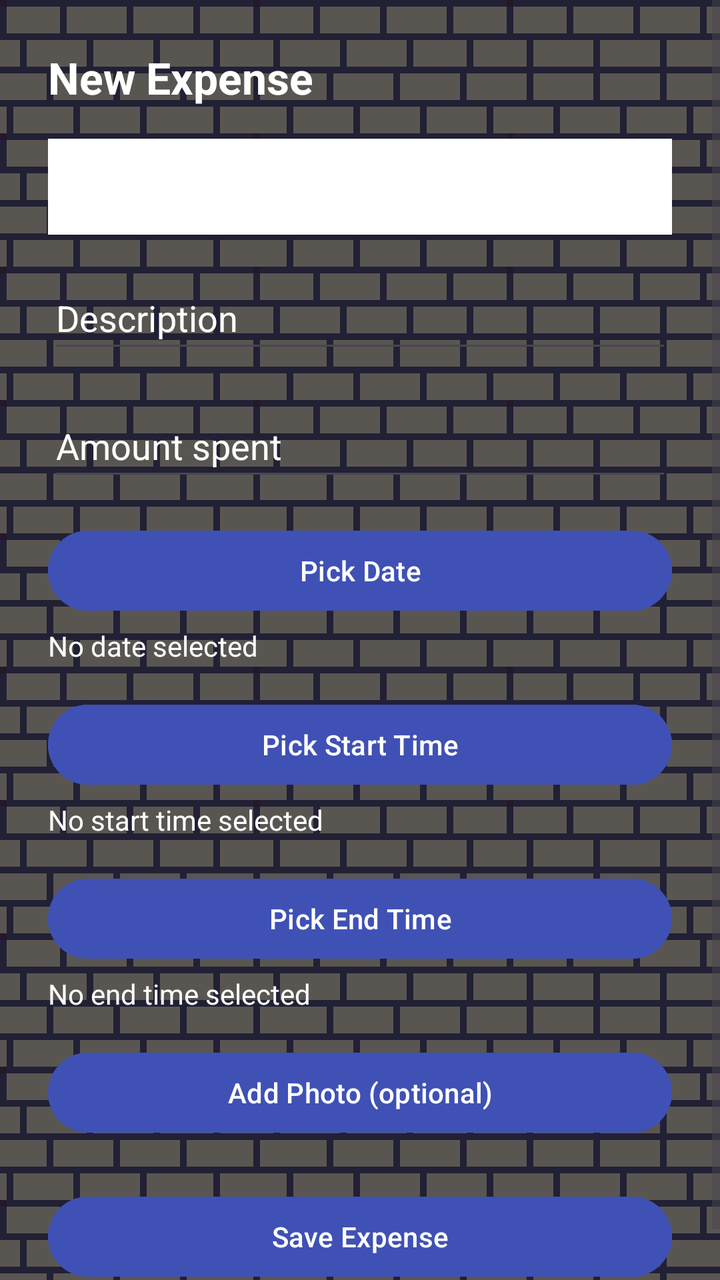
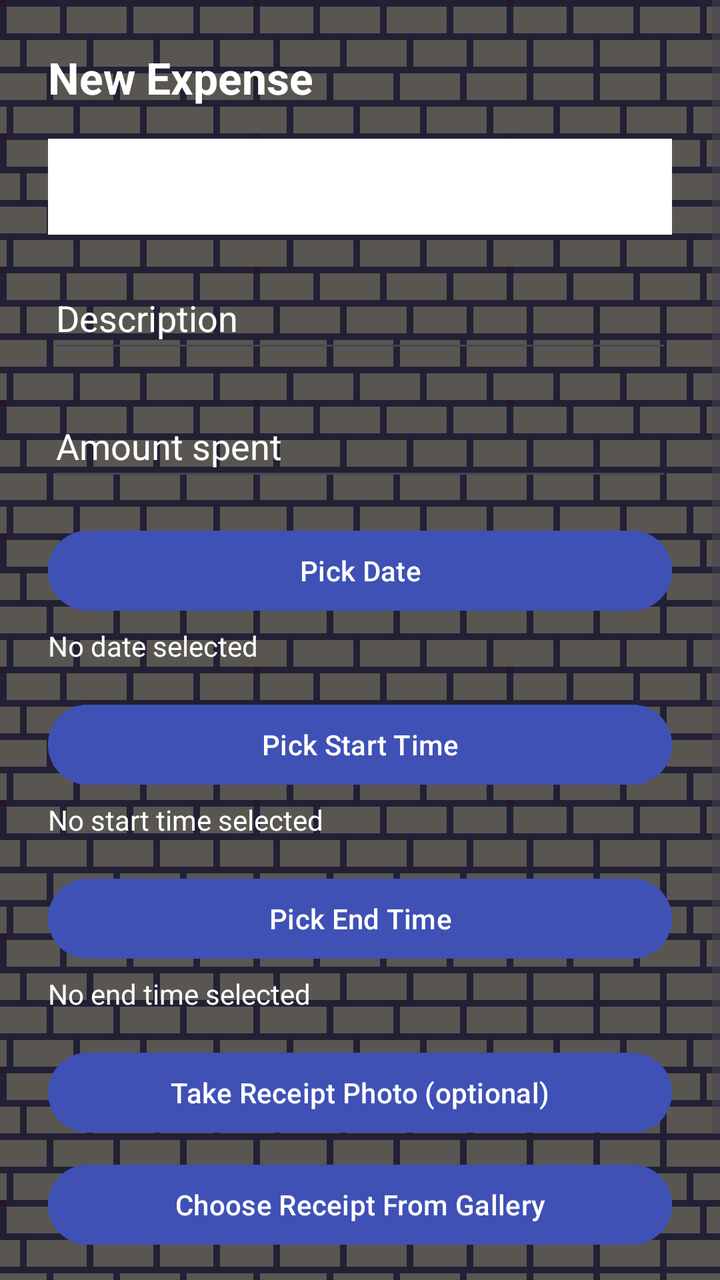

Compare the two renders of this Android layout. The source of the first and the diff that turns it into the second are given below.
<!-- AndroidManifest.xml: application theme Theme.WardensVault -->
<!-- res/layout/activity_create_expense.xml -->
<?xml version="1.0" encoding="utf-8"?>
<ScrollView xmlns:android="http://schemas.android.com/apk/res/android"
    xmlns:tools="http://schemas.android.com/tools"
    android:id="@+id/main"
    android:layout_width="match_parent"
    android:layout_height="match_parent"
    android:background="@drawable/ic_wall"
    tools:context=".CreateExpenseActivity">

    <LinearLayout
        android:layout_width="match_parent"
        android:layout_height="wrap_content"
        android:orientation="vertical"
        android:padding="24dp">

        <TextView
            android:layout_width="wrap_content"
            android:layout_height="wrap_content"
            android:text="New Expense"
            android:textColor="#FFFFFF"
            android:textSize="22sp"
            android:textStyle="bold" />

        <Spinner
            android:id="@+id/spCategory"
            android:layout_width="match_parent"
            android:layout_height="48dp"
            android:layout_marginTop="16dp"
            android:background="#FFFFFF" />

        <EditText
            android:id="@+id/etDescription"
            android:layout_width="match_parent"
            android:layout_height="48dp"
            android:layout_marginTop="16dp"
            android:hint="Description"
            android:inputType="text"
            android:textColor="@color/white"
            android:textColorHighlight="@color/white"
            android:textColorHint="@color/white" />

        <EditText
            android:id="@+id/etAmount"
            android:layout_width="match_parent"
            android:layout_height="48dp"
            android:layout_marginTop="16dp"
            android:hint="Amount spent"
            android:inputType="numberDecimal"
            android:textColor="@color/white"
            android:textColorHighlight="@color/white"
            android:textColorHint="@color/white" />

        <Button
            android:id="@+id/btnPickDate"
            android:layout_width="match_parent"
            android:layout_height="wrap_content"
            android:layout_marginTop="16dp"
            android:backgroundTint="#3F51B5"
            android:text="Pick Date" />

        <TextView
            android:id="@+id/tvDate"
            android:layout_width="wrap_content"
            android:layout_height="wrap_content"
            android:layout_marginTop="4dp"
            android:text="No date selected"
            android:textColor="#FFFFFF" />

        <Button
            android:id="@+id/btnPickStartTime"
            android:layout_width="match_parent"
            android:layout_height="wrap_content"
            android:layout_marginTop="16dp"
            android:backgroundTint="#3F51B5"
            android:text="Pick Start Time" />

        <TextView
            android:id="@+id/tvStartTime"
            android:layout_width="wrap_content"
            android:layout_height="wrap_content"
            android:layout_marginTop="4dp"
            android:text="No start time selected"
            android:textColor="#FFFFFF" />

        <Button
            android:id="@+id/btnPickEndTime"
            android:layout_width="match_parent"
            android:layout_height="wrap_content"
            android:layout_marginTop="16dp"
            android:backgroundTint="#3F51B5"
            android:text="Pick End Time" />

        <TextView
            android:id="@+id/tvEndTime"
            android:layout_width="wrap_content"
            android:layout_height="wrap_content"
            android:layout_marginTop="4dp"
            android:text="No end time selected"
            android:textColor="#FFFFFF" />

        <Button
            android:id="@+id/btnTakePhoto"
            android:layout_width="match_parent"
            android:layout_height="wrap_content"
            android:layout_marginTop="16dp"
            android:backgroundTint="#3F51B5"
            android:text="Add Photo (optional)" />

        <ImageView
            android:id="@+id/ivPhotoPreview"
            android:layout_width="match_parent"
            android:layout_height="200dp"
            android:layout_marginTop="8dp"
            android:background="#1A237E"
            android:scaleType="centerCrop"
            android:visibility="gone" />

        <Button
            android:id="@+id/btnSaveExpense"
            android:layout_width="match_parent"
            android:layout_height="wrap_content"
            android:layout_marginTop="24dp"
            android:backgroundTint="#3F51B5"
            android:text="Save Expense" />

    </LinearLayout>
</ScrollView>
<!-- resources referenced by this layout -->
<resources>
  <color name="white">#FFFFFFFF</color>
  <!-- drawable ic_wall: png bitmap (drawable, 14575 bytes) -->
  <style name="Theme.WardensVault" parent="Base.Theme.WardensVault" />
  <style name="Base.Theme.WardensVault" parent="Theme.Material3.DayNight.NoActionBar">
          
          
      </style>
</resources>

<!-- the commit's change to res/layout/activity_create_expense.xml (unified diff, before → after) -->
@@ -104,7 +104,15 @@
             android:layout_height="wrap_content"
             android:layout_marginTop="16dp"
             android:backgroundTint="#3F51B5"
-            android:text="Add Photo (optional)" />
+            android:text="Take Receipt Photo (optional)" />
+
+        <Button
+            android:id="@+id/btnPickPhoto"
+            android:layout_width="match_parent"
+            android:layout_height="wrap_content"
+            android:layout_marginTop="8dp"
+            android:backgroundTint="#3F51B5"
+            android:text="Choose Receipt From Gallery" />
 
         <ImageView
             android:id="@+id/ivPhotoPreview"
@@ -113,6 +121,15 @@
             android:layout_marginTop="8dp"
             android:background="#1A237E"
             android:scaleType="centerCrop"
+            android:visibility="gone" />
+
+        <Button
+            android:id="@+id/btnRemovePhoto"
+            android:layout_width="match_parent"
+            android:layout_height="wrap_content"
+            android:layout_marginTop="8dp"
+            android:backgroundTint="#D95763"
+            android:text="Remove Receipt"
             android:visibility="gone" />
 
         <Button
